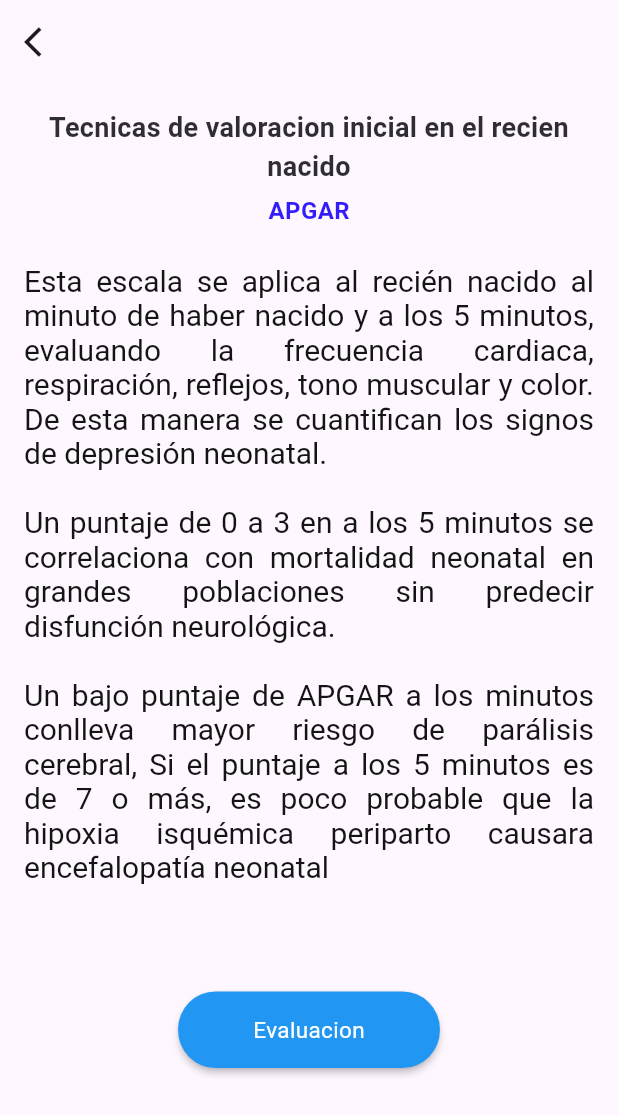
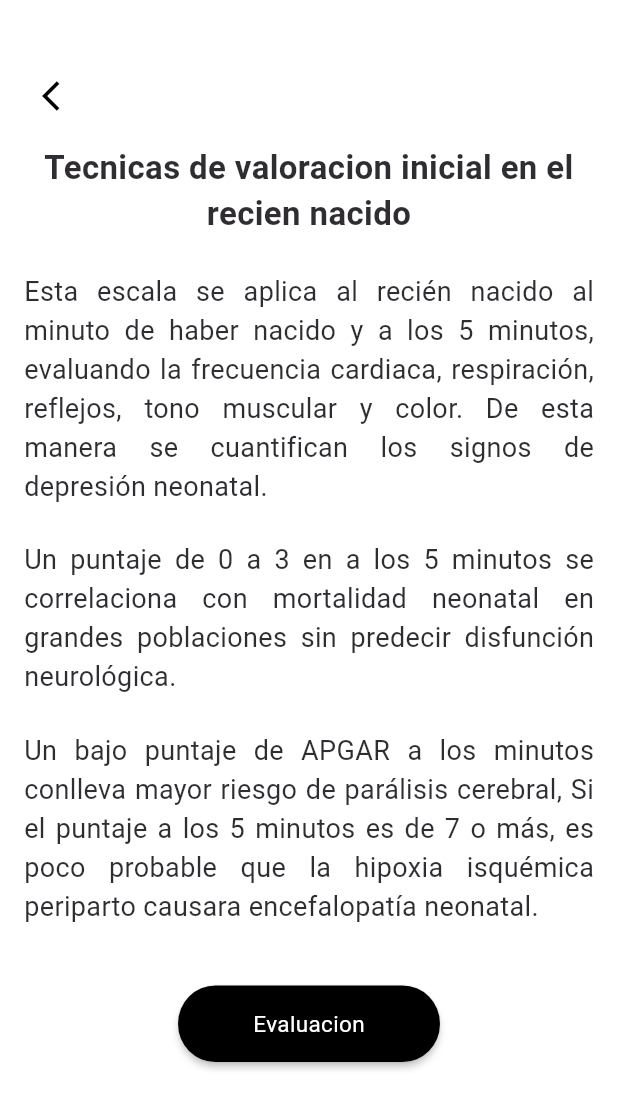
Before and after one commit to LuisDiegoGR/appdevfinal, a Flutter app: the PageEstimulacion screen opened directly, on a phone screen of 412 x 824 dp. Shown: the top 1115 px of the screen. Run offline on Flutter 3.47's test engine with Material 3 defaults, Android fonts, the light colour scheme and no system bars; our stand-ins replace carousel_slider, cloud_firestore, firebase_auth, firebase_core, firebase_database, firebase_messaging and 5 more; missing offline and left inert: animated_snack_bar; accounts and stored records are empty; statements that could not run were skipped.

Commit message:
Pages Alt and emb

```diff
--- a/lib/page_alteraciones.dart
+++ b/lib/page_alteraciones.dart
@@ -157,7 +157,7 @@ class _PageAlteracionesState extends State<PageAlteraciones> with SingleTickerPr
                 child: FadeTransition(
                   opacity: _fadeAnimation,
                   child: RawMaterialButton(
-                    fillColor: Colors.blue,
+                    fillColor: Colors.black,
                     padding: const EdgeInsets.symmetric(horizontal: 50, vertical: 15),
                     shape: RoundedRectangleBorder(
                       borderRadius: BorderRadius.circular(25),
--- a/lib/page_estimulacion.dart
+++ b/lib/page_estimulacion.dart
@@ -47,44 +47,28 @@ class _PageEstimulacionState extends State<PageEstimulacion> with SingleTickerPr
   @override
   Widget build(BuildContext context) {
     return Scaffold(
-      appBar: AppBar(
-        backgroundColor: Colors.transparent,
-        elevation: 0,
-        leading: IconButton(
-          icon: const Icon(Icons.arrow_back_ios),
-          onPressed: () {
-            Navigator.of(context).pushReplacement(
-              MaterialPageRoute(builder: (context) => const Informacion1()),
-            );
-          },
+      extendBodyBehindAppBar: true,
+      body: Stack(
+        children: [
+      Container(
+        decoration: const BoxDecoration(
+          color: Colors.white,
         ),
-      ),
-      body: SingleChildScrollView(
+        child: SingleChildScrollView(
         child: Padding(
           padding: const EdgeInsets.all(16.0),
           child: Column(
             crossAxisAlignment: CrossAxisAlignment.center,
             children: [
+              const SizedBox(height: 80),
               SlideTransition(
                 position: _offsetAnimation,
                 child: FadeTransition(
                   opacity: _fadeAnimation,
                   child: const Text(
                     'Tecnicas de valoracion inicial en el recien nacido',
-                    style: TextStyle(fontSize: 18, fontWeight: FontWeight.bold),
+                    style: TextStyle(fontSize: 22, fontWeight: FontWeight.bold, fontFamily: 'Roboto'),
                     textAlign: TextAlign.center,
-                  ),
-                ),
-              ),
-              const SizedBox(height: 5),
-              SlideTransition(
-                position: _offsetAnimation,
-                child: FadeTransition(
-                  opacity: _fadeAnimation,
-                  child: const Text(
-                    'APGAR',
-                    style: TextStyle(fontSize: 16, fontWeight: FontWeight.bold, color: Color.fromARGB(255, 33, 9, 250)),
-                    textAlign: TextAlign.left,
                   ),
                 ),
               ),
@@ -93,25 +77,10 @@ class _PageEstimulacionState extends State<PageEstimulacion> with SingleTickerPr
                       position: _offsetAnimation,
                       child: FadeTransition(
                         opacity: _fadeAnimation,
-                  child: RichText(
+                        child: const Text(
+                          'Esta escala se aplica al recién nacido al minuto de haber nacido y a los 5 minutos, evaluando la frecuencia cardiaca, respiración, reflejos, tono muscular y color. De esta manera se cuantifican los signos de depresión neonatal.',
+                          style: TextStyle(fontSize: 18),
                           textAlign: TextAlign.justify,
-                    text: const TextSpan(
-                      style: TextStyle(fontSize: 20),
-                      children: <TextSpan>[
-                        TextSpan(
-                          text: 'Esta escala se aplica',
-                          style: TextStyle(
-                            color: Colors.black,
-                          ),
-                        ),
-                        TextSpan(
-                          text: ' al recién nacido al minuto de haber nacido y a los 5 minutos, evaluando la frecuencia cardiaca, respiración, reflejos, tono muscular y color. De esta manera se cuantifican los signos de depresión neonatal. ',
-                          style: TextStyle(
-                            color: Colors.black,
-                          ),
-                        ),
-                      ],
-                    ),
                         ),
                       ),
                     ),
@@ -120,25 +89,10 @@ class _PageEstimulacionState extends State<PageEstimulacion> with SingleTickerPr
                       position: _offsetAnimation,
                       child: FadeTransition(
                         opacity: _fadeAnimation,
-                  child: RichText(
+                        child: const Text(
+                          'Un puntaje  de 0 a 3 en a los 5 minutos se correlaciona con mortalidad neonatal en grandes poblaciones sin predecir disfunción neurológica.',
+                          style: TextStyle(fontSize: 18),
                           textAlign: TextAlign.justify,
-                    text: const TextSpan(
-                      style: TextStyle(fontSize: 20),
-                      children: <TextSpan>[
-                        TextSpan(
-                          text: 'Un puntaje',
-                          style: TextStyle(
-                            color: Colors.black,
-                          ),
-                        ),
-                        TextSpan(
-                          text: ' de 0 a 3 en a los 5 minutos se correlaciona con mortalidad neonatal en grandes poblaciones sin predecir disfunción neurológica.',
-                          style: TextStyle(
-                            color: Colors.black,
-                          ),
-                        ),
-                      ],
-                    ),
                         ),
                       ),
                     ),
@@ -147,38 +101,16 @@ class _PageEstimulacionState extends State<PageEstimulacion> with SingleTickerPr
                       position: _offsetAnimation,
                       child: FadeTransition(
                         opacity: _fadeAnimation,
-                  child: RichText(
+                        child: const Text(
+                          'Un bajo puntaje de APGAR a los minutos conlleva mayor riesgo de parálisis cerebral, Si el puntaje a los 5 minutos es de 7 o más, es poco probable que la hipoxia isquémica periparto causara encefalopatía neonatal.',
+                          style: TextStyle(fontSize: 18),
                           textAlign: TextAlign.justify,
-                    text: const TextSpan(
-                      style: TextStyle(fontSize: 20),
-                      children: <TextSpan>[
-                        TextSpan(
-                          text: 'Un bajo puntaje',
-                          style: TextStyle(
-                            color: Colors.black,
                         ),
-                        ),
-                        TextSpan(
-                          text: ' de APGAR a los minutos conlleva mayor riesgo de parálisis cerebral, Si el puntaje a los 5 minutos es de 7 o más, es poco probable que la hipoxia isquémica periparto causara encefalopatía neonatal',
-                          style: TextStyle(
-                            color: Colors.black,
-                          ),
-                        ),
-                      ],
-                    ),
-                  ),
-                ),
-              ),
-              const SizedBox(height: 32),
-              SlideTransition(
-                position: _offsetAnimation,
-                child: FadeTransition(
-                  opacity: _fadeAnimation,
                       ),
                     ),
               SizedBox(height: 40),
               RawMaterialButton(
-                fillColor: Colors.blue,
+                fillColor: Colors.black,
                 padding: const EdgeInsets.symmetric(horizontal: 50, vertical: 15),
                 shape: RoundedRectangleBorder(
                   borderRadius: BorderRadius.circular(25),
@@ -196,9 +128,25 @@ class _PageEstimulacionState extends State<PageEstimulacion> with SingleTickerPr
                   ),
                 ),
               ),
+              const SizedBox(height: 150),
             ],
           ),
         ),
+      ),
+      ),
+      Positioned(
+            top: 40,
+            left: 16,
+            child: IconButton(
+              icon: const Icon(Icons.arrow_back_ios, color: Colors.black),
+              onPressed: () {
+Navigator.of(context).pushReplacement(
+              MaterialPageRoute(builder: (context) => const Informacion1()),
+            );
+              },
+            ),
+          ),
+      ],
     ),
     );
   }
@@ -207,3 +155,8 @@ class _PageEstimulacionState extends State<PageEstimulacion> with SingleTickerPr
 void main() => runApp(const MaterialApp(
   home: PageEstimulacion(),
 ));
+
+
+//Un bajo puntaje de APGAR a los minutos conlleva mayor riesgo de parálisis cerebral, Si el puntaje a los 5 minutos es de 7 o más, es poco probable que la hipoxia isquémica periparto causara encefalopatía neonatal
+//Un puntaje  de 0 a 3 en a los 5 minutos se correlaciona con mortalidad neonatal en grandes poblaciones sin predecir disfunción neurológica.
+//Esta escala se aplica al recién nacido al minuto de haber nacido y a los 5 minutos, evaluando la frecuencia cardiaca, respiración, reflejos, tono muscular y color. De esta manera se cuantifican los signos de depresión neonatal.
```
Also changed, not shown: lib/EvaluacionTemp.dart (+72 -22 lines), lib/page_emb_2.dart (+27 -21 lines), lib/page_emb_3.dart (+21 -15 lines), lib/page_embarazo.dart (+22 -16 lines), assets/images/Babywithmom.png (added). Lines whose indentation alone changed are shown as unchanged.
